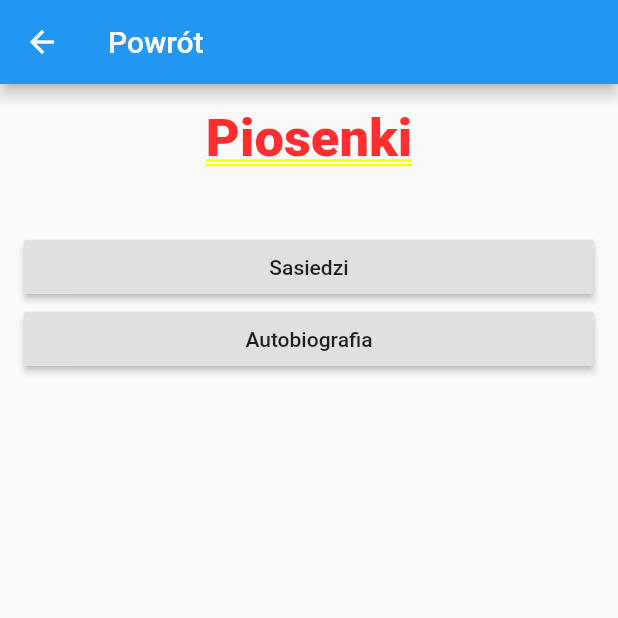
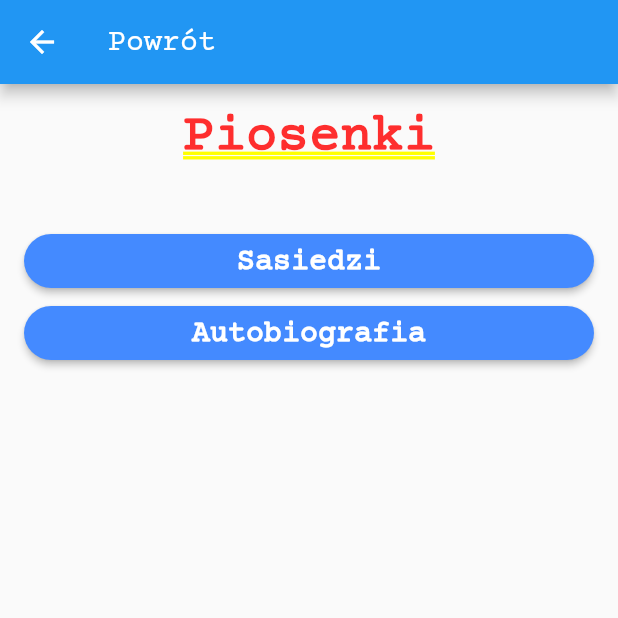
Before and after one commit to RobertKrzywina/Harmonica, a Flutter app: the screen it shows after launch, after a tap on "Piosenki", on a phone screen of 412 x 824 dp, the top half of it. Run offline on Flutter 3.47's test engine with Material 2 defaults, Android fonts, the phone set to English and light mode, and no system bars.

Commit message:
Add buttons style

```diff
--- a/lib/main.dart
+++ b/lib/main.dart
@@ -17,12 +17,10 @@ class HomeScreen extends StatelessWidget {
   Widget build(BuildContext context) {
     return MaterialApp(
       title: 'Harmonica professor',
-      theme: ThemeData(
-        primarySwatch: Colors.blue,
-      ),
+      theme: ThemeData(primarySwatch: Colors.blue, fontFamily: 'CourierPrime'),
       home: Scaffold(
         appBar: AppBar(
-          title: Text(HARMONICA + ' - ' + APP_VERSION),
+          title: Text(HARMONICA),
         ),
         body: Container(
           padding: EdgeInsets.all(16.0),
@@ -35,7 +33,10 @@ class HomeScreen extends StatelessWidget {
                   children: [
                     TextSpan(
                       text: HOME + '\n',
-                      style: TextStyle(fontSize: 35),
+                      style: TextStyle(
+                        fontSize: 35,
+                        fontFamily: 'CourierPrime',
+                      ),
                     ),
                   ],
                 ),
@@ -44,7 +45,18 @@ class HomeScreen extends StatelessWidget {
                 child: ListView(
                   children: <Widget>[
                     RaisedButton(
-                      child: Text(ABOUT_HARMONICA),
+                      child: Text(
+                        ABOUT_HARMONICA,
+                        style: TextStyle(
+                          fontFamily: 'CourierPrime',
+                          fontWeight: FontWeight.bold,
+                          fontSize: 20,
+                        ),
+                      ),
+                      color: Colors.blueAccent,
+                      textColor: Colors.white,
+                      shape: RoundedRectangleBorder(
+                          borderRadius: BorderRadius.circular(20)),
                       onPressed: () {
                         Navigator.push(
                             context,
@@ -53,7 +65,18 @@ class HomeScreen extends StatelessWidget {
                       },
                     ),
                     RaisedButton(
-                      child: Text(SONGS),
+                      child: Text(
+                        SONGS,
+                        style: TextStyle(
+                          fontFamily: 'CourierPrime',
+                          fontWeight: FontWeight.bold,
+                          fontSize: 20,
+                        ),
+                      ),
+                      color: Colors.blueAccent,
+                      textColor: Colors.white,
+                      shape: RoundedRectangleBorder(
+                          borderRadius: BorderRadius.circular(20)),
                       onPressed: () {
                         Navigator.push(context,
                             MaterialPageRoute(builder: (context) => Songs()));
--- a/lib/shared/constants.dart
+++ b/lib/shared/constants.dart
@@ -1,7 +1,6 @@
 library constants;
 
 const String HARMONICA = 'Harmonijka';
-const String APP_VERSION = 'wersja beta';
 const String HOME = 'Strona główna';
 const String ABOUT_HARMONICA = 'O harmonijce';
 const String BACK = 'Powrót';
--- a/lib/songs.dart
+++ b/lib/songs.dart
@@ -9,7 +9,12 @@ class Songs extends StatelessWidget {
     return Scaffold(
       appBar: AppBar(
         title: Column(children: <Widget>[
-          Text(BACK),
+          Text(
+            BACK,
+            style: TextStyle(
+              fontFamily: 'CourierPrime',
+            ),
+          ),
         ]),
       ),
       body: Container(
@@ -23,7 +28,10 @@ class Songs extends StatelessWidget {
                 children: [
                   TextSpan(
                     text: SONGS + '\n',
-                    style: TextStyle(fontSize: 35),
+                    style: TextStyle(
+                      fontSize: 35,
+                      fontFamily: 'CourierPrime',
+                    ),
                   ),
                 ],
               ),
@@ -32,7 +40,18 @@ class Songs extends StatelessWidget {
               child: ListView(
                 children: <Widget>[
                   RaisedButton(
-                    child: Text(SASIEDZI),
+                    child: Text(
+                      SASIEDZI,
+                      style: TextStyle(
+                        fontFamily: 'CourierPrime',
+                        fontWeight: FontWeight.bold,
+                        fontSize: 20,
+                      ),
+                    ),
+                    color: Colors.blueAccent,
+                    textColor: Colors.white,
+                    shape: RoundedRectangleBorder(
+                        borderRadius: BorderRadius.circular(20)),
                     onPressed: () {
                       Navigator.push(
                         context,
@@ -44,7 +63,18 @@ class Songs extends StatelessWidget {
                     },
                   ),
                   RaisedButton(
-                    child: Text(AUTOBIOGRAFIA),
+                    child: Text(
+                      AUTOBIOGRAFIA,
+                      style: TextStyle(
+                        fontFamily: 'CourierPrime',
+                        fontWeight: FontWeight.bold,
+                        fontSize: 20,
+                      ),
+                    ),
+                    color: Colors.blueAccent,
+                    textColor: Colors.white,
+                    shape: RoundedRectangleBorder(
+                        borderRadius: BorderRadius.circular(20)),
                     onPressed: () {
                       Navigator.push(
                         context,
```
Also changed, not shown: lib/aboutHarmonica.dart (+24 -6 lines), lib/song.dart (+14 -3 lines), pubspec.yaml (+5 -19 lines), fonts/CourierPrime-Regular.ttf (added).
